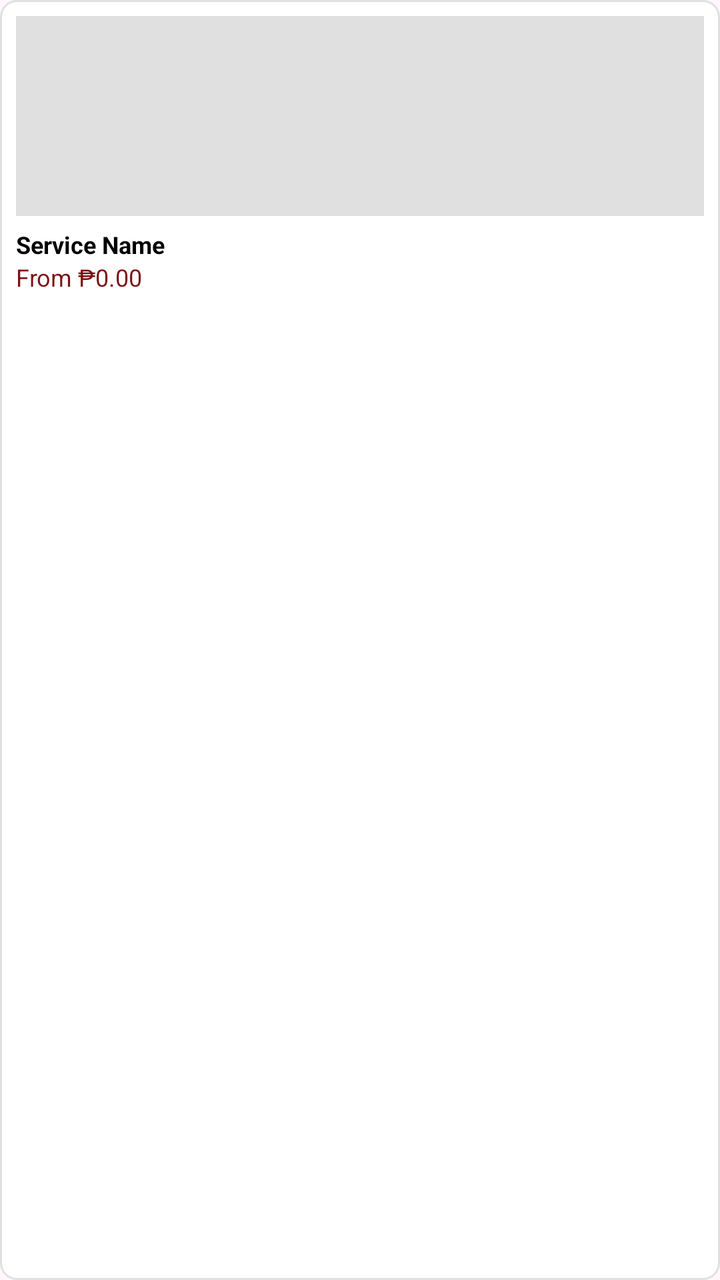
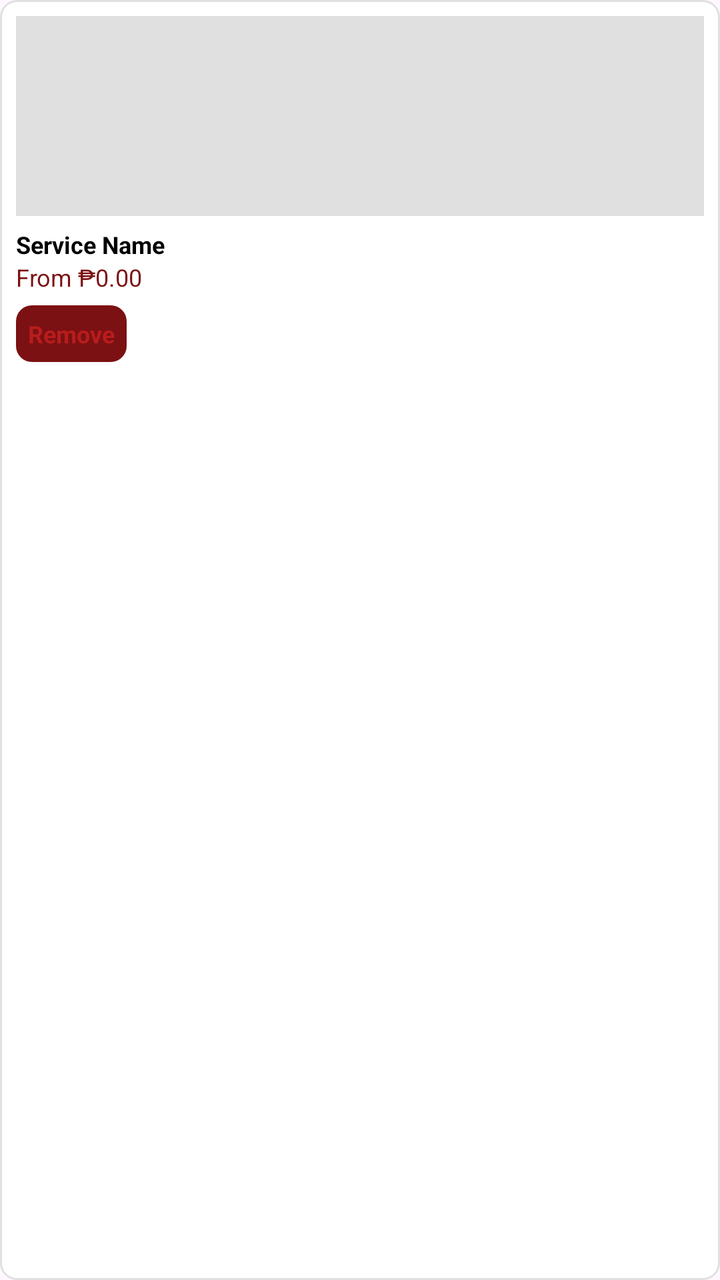

Two renders of the same Android screen: before a commit and after it. Below are the layout's source before the change and the commit's diff.
<!-- AndroidManifest.xml: application theme Theme.FixItFinderApp -->
<!-- res/layout/item_provider_service.xml -->
<?xml version="1.0" encoding="utf-8"?>
<LinearLayout
    xmlns:android="http://schemas.android.com/apk/res/android"
    android:layout_width="180dp"
    android:layout_height="wrap_content"
    android:layout_marginEnd="12dp"
    android:orientation="vertical"
    android:background="@drawable/bg_service_card"
    android:padding="8dp">

    <ImageView
        android:id="@+id/ivServiceImage"
        android:layout_width="match_parent"
        android:layout_height="100dp"
        android:scaleType="centerCrop"
        android:background="#E0E0E0"
        android:contentDescription="Service Image" />

    <TextView
        android:id="@+id/tvServiceName"
        android:layout_width="wrap_content"
        android:layout_height="wrap_content"
        android:layout_marginTop="6dp"
        android:text="Service Name"
        android:textSize="12sp"
        android:textStyle="bold"
        android:textColor="@android:color/black" />

    <TextView
        android:id="@+id/tvServicePrice"
        android:layout_width="wrap_content"
        android:layout_height="wrap_content"
        android:text="From ₱0.00"
        android:textSize="12sp"
        android:textColor="@color/color_primary" />

</LinearLayout>
<!-- resources referenced by this layout -->
<resources>
  <color name="color_primary">#7B1113</color>
  <!-- drawable bg_service_card (drawable) -->
  <?xml version="1.0" encoding="utf-8"?>
  <shape xmlns:android="http://schemas.android.com/apk/res/android"
      android:shape="rectangle">
      <solid android:color="@android:color/white" />
      <stroke
          android:width="1dp"
          android:color="#E0E0E0" />
      <corners android:radius="8dp" />
  </shape>
  <style name="Theme.FixItFinderApp" parent="Base.Theme.FixItFinderApp" />
  <style name="Base.Theme.FixItFinderApp" parent="Theme.Material3.DayNight.NoActionBar">
          <item name="colorPrimary">@color/color_primary</item>
          <item name="colorSecondary">@color/color_secondary</item>
          <item name="colorSurface">@color/color_background</item>
          <item name="colorOnSurface">@color/color_text_dark</item>
          <item name="colorPrimaryContainer">@color/color_primary</item>
          <item name="colorOnPrimary">@color/color_background</item>
      </style>
  <color name="color_secondary">#825037</color>
  <color name="color_background">#FFFFFF</color>
  <color name="color_text_dark">#2C2C2C</color>
</resources>

<!-- the commit's change to res/layout/item_provider_service.xml (unified diff, before → after) -->
@@ -34,4 +34,16 @@
         android:textSize="12sp"
         android:textColor="@color/color_primary" />
 
+    <TextView
+        android:id="@+id/btnRemoveService"
+        android:layout_width="wrap_content"
+        android:layout_height="wrap_content"
+        android:layout_marginTop="6dp"
+        android:padding="6dp"
+        android:text="Remove"
+        android:textSize="12sp"
+        android:textStyle="bold"
+        android:textColor="#B91C1C"
+        android:background="@drawable/button_outline_light" />
+
 </LinearLayout>
<!-- resource entries referenced after the edit -->
@@ -10,6 +10,17 @@
           android:width="1dp"
           android:color="#E0E0E0" />
       <corners android:radius="8dp" />
+  </shape>
+  <!-- drawable button_outline_light (drawable) -->
+  <?xml version="1.0" encoding="utf-8"?>
+  <shape xmlns:android="http://schemas.android.com/apk/res/android">
+      <solid android:color="@color/color_primary" />
+      <corners android:radius="8dp" />
+      <padding
+          android:left="16dp"
+          android:top="8dp"
+          android:right="16dp"
+          android:bottom="8dp" />
   </shape>
   <style name="Theme.FixItFinderApp" parent="Base.Theme.FixItFinderApp" />
   <style name="Base.Theme.FixItFinderApp" parent="Theme.Material3.DayNight.NoActionBar">
